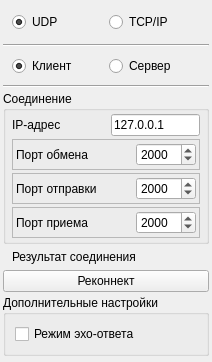
Before: the Qt Designer form Main/Widget/widgetsettings.ui in PelemeshekGit/udpTcpSender, drawn with Qt 5.
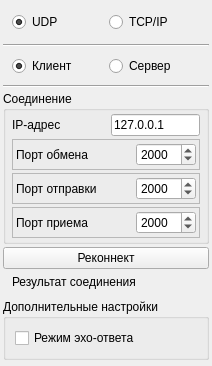
After: the same form once the commit is applied. Icons and pictures are not drawn.

Patch:
```diff
--- a/Main/Widget/widgetsettings.ui
+++ b/Main/Widget/widgetsettings.ui
@@ -7,7 +7,7 @@
     <x>0</x>
     <y>0</y>
     <width>212</width>
-    <height>334</height>
+    <height>366</height>
    </rect>
   </property>
   <property name="windowTitle">
@@ -405,6 +405,13 @@
      </layout>
     </widget>
    </item>
+   <item>
+    <widget class="QPushButton" name="btnReconnect">
+     <property name="text">
+      <string>Реконнект</string>
+     </property>
+    </widget>
+   </item>
    <item>
     <layout class="QHBoxLayout" name="horizontalLayout_2">
      <property name="leftMargin">
@@ -448,11 +455,17 @@
     </layout>
    </item>
    <item>
-    <widget class="QPushButton" name="btnReconnect">
-     <property name="text">
-      <string>Реконнект</string>
+    <spacer name="verticalSpacer">
+     <property name="orientation">
+      <enum>Qt::Vertical</enum>
      </property>
-    </widget>
+     <property name="sizeHint" stdset="0">
+      <size>
+       <width>20</width>
+       <height>44</height>
+      </size>
+     </property>
+    </spacer>
    </item>
    <item>
     <widget class="QGroupBox" name="gbAdditionalSettings">
@@ -479,19 +492,6 @@
      </layout>
     </widget>
    </item>
-   <item>
-    <spacer name="verticalSpacer">
-     <property name="orientation">
-      <enum>Qt::Vertical</enum>
-     </property>
-     <property name="sizeHint" stdset="0">
-      <size>
-       <width>20</width>
-       <height>44</height>
-      </size>
-     </property>
-    </spacer>
-   </item>
   </layout>
  </widget>
  <resources>
```
